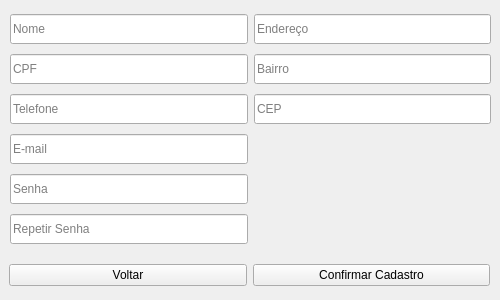
First picture: the form in cliente/telas/designer/tela_cadastro.ui, repository 272188/sistema_bibliotecario, before the edit.
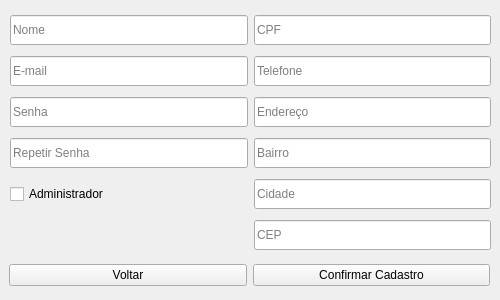
Second picture: the form after the edit.

Commit message: cadastro de usuarios e livros

```diff
--- a/cliente/telas/designer/tela_cadastro.ui
+++ b/cliente/telas/designer/tela_cadastro.ui
@@ -31,11 +31,53 @@
      <x>10</x>
      <y>10</y>
      <width>481</width>
-     <height>241</height>
+     <height>248</height>
     </rect>
    </property>
    <layout class="QGridLayout" name="gridLayout">
+    <item row="2" column="0">
+     <widget class="QLineEdit" name="caixa_email">
+      <property name="minimumSize">
+       <size>
+        <width>0</width>
+        <height>30</height>
+       </size>
+      </property>
+      <property name="placeholderText">
+       <string>E-mail</string>
+      </property>
+     </widget>
+    </item>
     <item row="4" column="0">
+     <widget class="QLineEdit" name="caixa_senha2">
+      <property name="minimumSize">
+       <size>
+        <width>0</width>
+        <height>30</height>
+       </size>
+      </property>
+      <property name="echoMode">
+       <enum>QLineEdit::Password</enum>
+      </property>
+      <property name="placeholderText">
+       <string>Repetir Senha</string>
+      </property>
+     </widget>
+    </item>
+    <item row="6" column="1">
+     <widget class="QLineEdit" name="caixa_cep">
+      <property name="minimumSize">
+       <size>
+        <width>0</width>
+        <height>30</height>
+       </size>
+      </property>
+      <property name="placeholderText">
+       <string>CEP</string>
+      </property>
+     </widget>
+    </item>
+    <item row="3" column="0">
      <widget class="QLineEdit" name="caixa_senha1">
       <property name="minimumSize">
        <size>
@@ -52,19 +94,6 @@
      </widget>
     </item>
     <item row="0" column="1">
-     <widget class="QLineEdit" name="caixa_endereco">
-      <property name="minimumSize">
-       <size>
-        <width>0</width>
-        <height>30</height>
-       </size>
-      </property>
-      <property name="placeholderText">
-       <string>Endereço</string>
-      </property>
-     </widget>
-    </item>
-    <item row="1" column="0">
      <widget class="QLineEdit" name="caixa_cpf">
       <property name="minimumSize">
        <size>
@@ -77,35 +106,6 @@
       </property>
      </widget>
     </item>
-    <item row="5" column="0">
-     <widget class="QLineEdit" name="caixa_senha2">
-      <property name="minimumSize">
-       <size>
-        <width>0</width>
-        <height>30</height>
-       </size>
-      </property>
-      <property name="echoMode">
-       <enum>QLineEdit::Password</enum>
-      </property>
-      <property name="placeholderText">
-       <string>Repetir Senha</string>
-      </property>
-     </widget>
-    </item>
-    <item row="3" column="0">
-     <widget class="QLineEdit" name="caixa_email">
-      <property name="minimumSize">
-       <size>
-        <width>0</width>
-        <height>30</height>
-       </size>
-      </property>
-      <property name="placeholderText">
-       <string>E-mail</string>
-      </property>
-     </widget>
-    </item>
     <item row="0" column="0">
      <widget class="QLineEdit" name="caixa_nome">
       <property name="minimumSize">
@@ -119,7 +119,7 @@
       </property>
      </widget>
     </item>
-    <item row="2" column="0">
+    <item row="2" column="1">
      <widget class="QLineEdit" name="caixa_telefone">
       <property name="minimumSize">
        <size>
@@ -132,7 +132,20 @@
       </property>
      </widget>
     </item>
-    <item row="1" column="1">
+    <item row="3" column="1">
+     <widget class="QLineEdit" name="caixa_endereco">
+      <property name="minimumSize">
+       <size>
+        <width>0</width>
+        <height>30</height>
+       </size>
+      </property>
+      <property name="placeholderText">
+       <string>Endereço</string>
+      </property>
+     </widget>
+    </item>
+    <item row="4" column="1">
      <widget class="QLineEdit" name="caixa_bairro">
       <property name="minimumSize">
        <size>
@@ -145,8 +158,8 @@
       </property>
      </widget>
     </item>
-    <item row="2" column="1">
-     <widget class="QLineEdit" name="caixa_cep">
+    <item row="5" column="1">
+     <widget class="QLineEdit" name="caixa_cidade">
       <property name="minimumSize">
        <size>
         <width>0</width>
@@ -154,7 +167,14 @@
        </size>
       </property>
       <property name="placeholderText">
-       <string>CEP</string>
+       <string>Cidade</string>
+      </property>
+     </widget>
+    </item>
+    <item row="5" column="0">
+     <widget class="QCheckBox" name="check_admin">
+      <property name="text">
+       <string>Administrador</string>
       </property>
      </widget>
     </item>
```
The commit also changes 17 other files.
